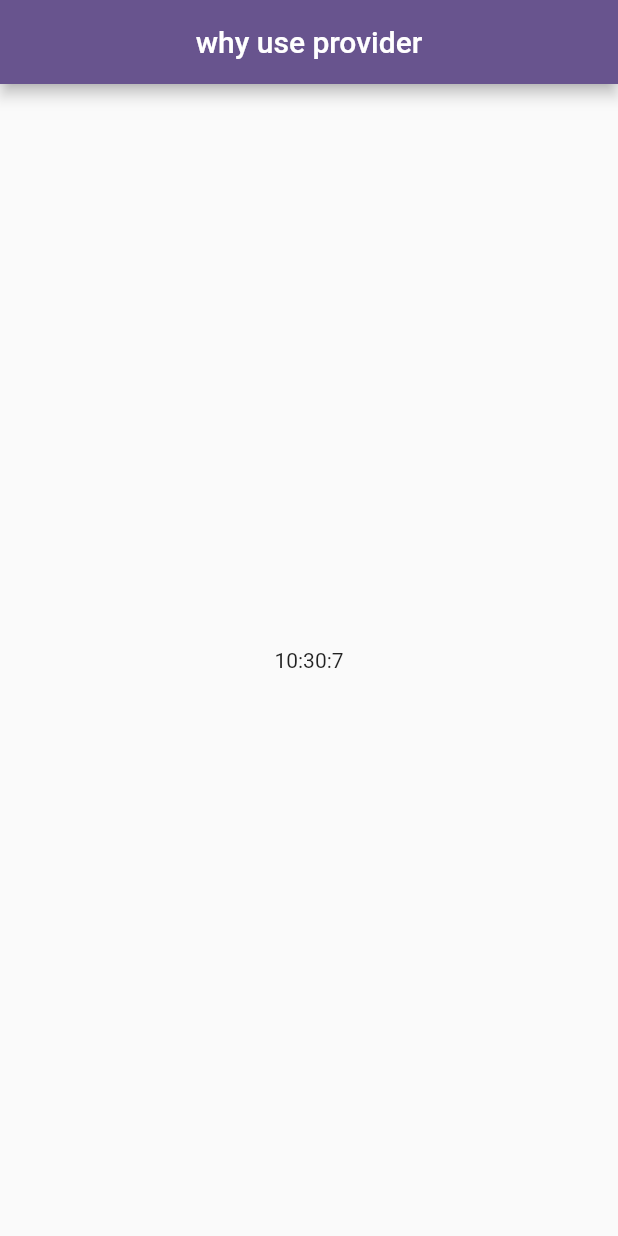
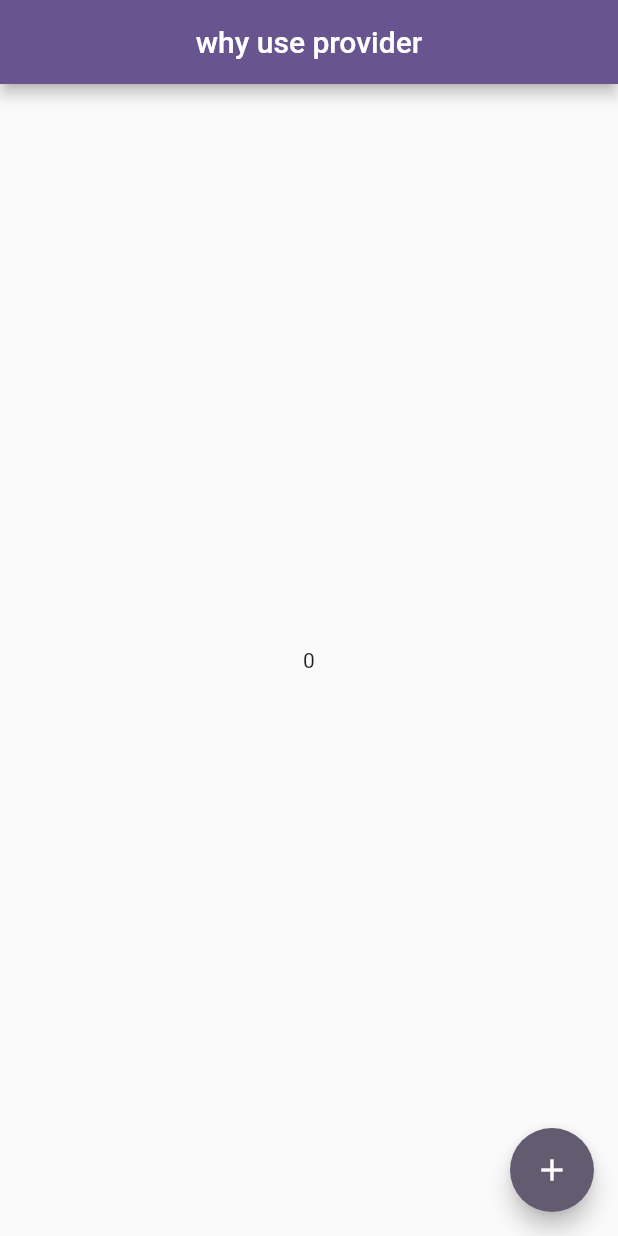
Before and after one commit to Balghari13/provider_prac, a Flutter app: the screen it shows after launch, on a phone screen of 412 x 824 dp. Run offline on Flutter 3.47's test engine with Material 2 defaults, Android fonts, the phone set to English and light mode, and no system bars.

Commit message:
uodate counter example with provider

```diff
--- a/lib/count_provider.dart
+++ b/lib/count_provider.dart
@@ -1,32 +1,35 @@
 import 'dart:async';
 
 import 'package:flutter/material.dart';
+import 'package:provider/provider.dart';
+import 'package:provider_prac/provider/count_provider.dart';
 
 
-class CountProvider extends StatefulWidget {
-  const CountProvider({super.key});
+class CountProviderPage extends StatefulWidget {
+  const CountProviderPage({super.key});
 
   @override
-  State<CountProvider> createState() => _CountProviderState();
+  State<CountProviderPage> createState() => _CountProviderPageState();
 }
 
-class _CountProviderState extends State<CountProvider> {
-  int score = 0;
-  @override
-  void initState() {
-    // TODO: implement initState
-    super.initState();
-
-    Timer.periodic(Duration(seconds: 1), (timer) {
-      score++;
-      print(score);
-      setState(() {
-
-      });
-    });
-  }
+class _CountProviderPageState extends State<CountProviderPage> {
+  //int score = 0;
+  // @override
+  // void initState() {
+  //   // TODO: implement initState
+  //   super.initState();
+  //
+  //   Timer.periodic(Duration(seconds: 1), (timer) {
+  //     score++;
+  //     print(score);
+  //     setState(() {
+  //
+  //     });
+  //   });
+  // }
   @override
   Widget build(BuildContext context) {
+final countProvider = Provider.of<CountProvider>(context, listen: false);
     print('build ');
     return Scaffold(
       appBar: AppBar(
@@ -34,9 +37,18 @@ class _CountProviderState extends State<CountProvider> {
         centerTitle: true,
       ),
       body: Center(
-        child: Text(DateTime.now().hour.toString()+':'
-    +DateTime.now().minute.toString()+":"+DateTime.now().second.toString(),),
-        //Text('Score is ${score}'),
+        child: Consumer<CountProvider>(builder: (context,value,child){
+          return Text(value.count.toString());
+
+      }),
+    //     Text(DateTime.now().hour.toString()+':'
+    // +DateTime.now().minute.toString()+":"+DateTime.now().second.toString(),),
+
+      ),
+      floatingActionButton: FloatingActionButton(
+        onPressed: (){
+             countProvider.setCount();
+        }, child: Icon(Icons.add),
       ),
     );
   }
--- a/lib/main.dart
+++ b/lib/main.dart
@@ -1,6 +1,7 @@
 import 'package:flutter/material.dart';
-import 'package:provider_prac/testing.dart';
+import 'package:provider/provider.dart';
 import 'package:provider_prac/count_provider.dart';
+import 'package:provider_prac/provider/count_provider.dart';
 
 void main() {
   runApp(const MyApp());
@@ -12,13 +13,17 @@ class MyApp extends StatelessWidget {
   // This widget is the root of your application.
   @override
   Widget build(BuildContext context) {
-    return MaterialApp(
-      title: 'Flutter Demo',
-      theme: ThemeData(
-        colorScheme: ColorScheme.fromSeed(seedColor: Colors.deepPurple),
-        //useMaterial3: true,
+    return ChangeNotifierProvider(
+        create: (_)=>CountProvider(),
+      child:  MaterialApp(
+        title: 'Flutter Demo',
+        theme: ThemeData(
+          colorScheme: ColorScheme.fromSeed(seedColor: Colors.deepPurple),
+          //useMaterial3: true,
+        ),
+        home: const CountProviderPage(),
       ),
-      home: const CountProvider(),
     );
+
   }
 }
--- a/lib/provider/count_provider.dart
+++ b/lib/provider/count_provider.dart
@@ -0,0 +1,13 @@
+
+import 'package:flutter/foundation.dart';
+
+class CountProvider with ChangeNotifier{
+  int _count = 0;
+
+  int get count => _count;
+
+  void setCount(){
+    _count++;
+    notifyListeners();
+  }
+}
```
Also changed, not shown: lib/slider_provider.dart (added).
